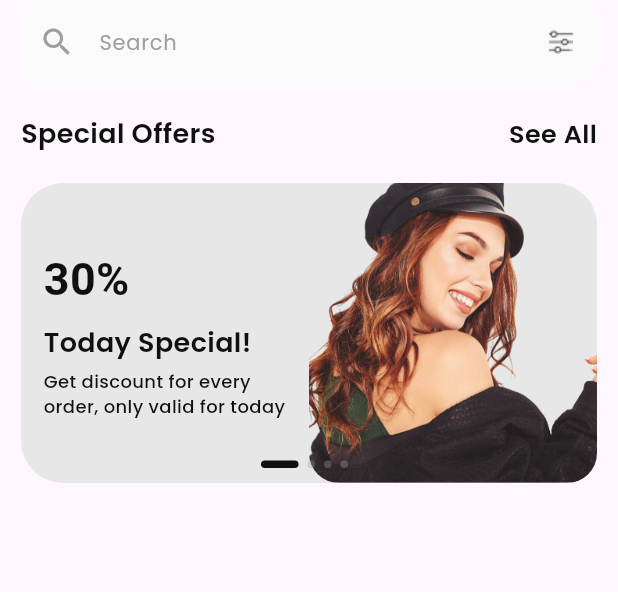
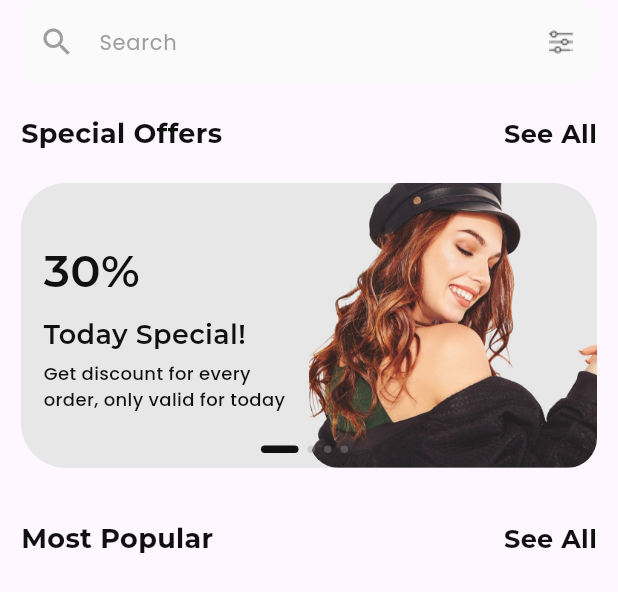
Before and after one commit to Aman-Singh-Rawat/E-Commerce-App, a Flutter app: the HomeBody widget shown alone on an empty page, opened directly, on a phone screen of 412 x 824 dp. Shown: the top 592 px of the screen. Run offline on Flutter 3.47's test engine with Material 3 defaults, Android fonts, the phone set to English and light mode, and no system bars; drawn by our look-alikes of carousel_slider; our stand-ins replace flutter_svg, google_fonts, intl_phone_field.

Commit message:
divide widgets

```diff
--- a/lib/ui/screens/home/home_body.dart
+++ b/lib/ui/screens/home/home_body.dart
@@ -1,10 +1,7 @@
-import 'package:carousel_slider/carousel_slider.dart';
 import 'package:flutter/material.dart';
-import 'package:google_fonts/google_fonts.dart';
-import 'package:shoesy/utils/converters.dart';
-import 'package:shoesy/utils/fill_profile_property.dart';
-
-import '../../../utils/profile_enum.dart';
+import 'package:shoesy/ui/widgets/home_offer.dart';
+import 'package:shoesy/ui/widgets/search_view.dart';
+import 'package:shoesy/ui/widgets/section_header.dart';
 
 class HomeBody extends StatefulWidget {
   const HomeBody({super.key});
@@ -14,25 +11,6 @@ class HomeBody extends StatefulWidget {
 }
 
 class _HomeBodyState extends State<HomeBody> {
-  int _currentPage = 0;
-
-  AnimatedContainer _buildDots({int? index}) {
-    return AnimatedContainer(
-      duration: const Duration(milliseconds: 200),
-      decoration: BoxDecoration(
-        borderRadius: const BorderRadius.all(
-          Radius.circular(50),
-        ),
-        color: _currentPage == index
-            ? const Color(0xFF101010)
-            : Colors.grey.withAlpha(90),
-      ),
-      margin: const EdgeInsets.only(right: 6),
-      height: 5,
-      curve: Curves.easeIn,
-      width: _currentPage == index ? 25 : 5,
-    );
-  }
 
   @override
   Widget build(BuildContext context) {
@@ -43,139 +21,21 @@ class _HomeBodyState extends State<HomeBody> {
             padding: const EdgeInsets.symmetric(horizontal: 14),
             child: Column(
               children: [
-                TextFormField(
-                  decoration: textFieldDecoration.copyWith(
-                    hintText: "Search",
-                    prefixIcon: const Icon(
-                      Icons.search,
-                      color: Colors.grey,
-                    ),
-                    suffixIcon: IconButton(
-                      onPressed: () {},
-                      icon: Image.asset("assets/images/img_filter.png"),
-                    ),
-                  ),
-                ),
+                const SearchView(),
                 const SizedBox(height: 20),
-                Row(
-                  mainAxisAlignment: MainAxisAlignment.spaceBetween,
-                  children: [
-                    Text(
-                      "Special Offers",
-                      style: GoogleFonts.poppins(
-                        color: const Color(0xFF101010),
-                        fontWeight: FontWeight.w600,
-                        fontSize: 18,
-                      ),
-                    ),
-                    InkWell(
-                      onTap: () {},
-                      child: Text(
-                        "See All",
-                        style: GoogleFonts.poppins(
-                          color: const Color(0xFF101010),
-                          fontWeight: FontWeight.w600,
-                          fontSize: 17,
-                        ),
-                      ),
-                    )
-                  ],
-                ),
+                SectionHeader(sectionTitle: "Special Offers", onTextClicked: () {}),
                 const SizedBox(height: 20),
               ],
             ),
           ),
-          CarouselSlider(
-            items: offersList.map(
-              (offer) {
-                return Stack(
-                  children: [
-                    Container(
-                      margin: const EdgeInsets.symmetric(horizontal: 14),
-                      decoration: BoxDecoration(
-                        color: const Color(0xFFE7E7E7),
-                        borderRadius: BorderRadius.circular(28),
-                      ),
-                      child: Row(
-                        mainAxisAlignment: MainAxisAlignment.center,
-                        children: [
-                          Expanded(
-                            flex: 2,
-                            child: Padding(
-                              padding: const EdgeInsets.all(15),
-                              child: Column(
-                                mainAxisAlignment: MainAxisAlignment.center,
-                                crossAxisAlignment: CrossAxisAlignment.start,
-                                children: [
-                                  Text(
-                                    offer[Offers.offerDiscount] ?? '',
-                                    style: GoogleFonts.roboto(
-                                      color: const Color(0xFF101010),
-                                      fontSize: 30,
-                                      fontWeight: FontWeight.bold,
-                                    ),
-                                  ),
-                                  const SizedBox(height: 8),
-                                  Text(
-                                    offer[Offers.offerTitle] ?? '',
-                                    style: GoogleFonts.poppins(
-                                      color: const Color(0xFF101010),
-                                      fontSize: 18,
-                                      fontWeight: FontWeight.w600,
-                                    ),
-                                  ),
-                                  const SizedBox(height: 4),
-                                  Text(
-                                    offer[Offers.offerSubtitle] ?? '',
-                                    style: GoogleFonts.poppins(
-                                      color: const Color(0xFF101010),
-                                      fontWeight: FontWeight.w500,
-                                      fontSize: 12,
-                                    ),
-                                  ),
-                                ],
-                              ),
-                            ),
-                          ),
-                          Expanded(
-                            flex: 2,
-                            child: ClipRRect(
-                              borderRadius: BorderRadius.circular(20),
-                              child: Image.asset(
-                                width: double.infinity,
-                                height: double.infinity,
-                                offer[Offers.offerImage]!,
-                                fit: BoxFit.cover,
-                              ),
-                            ),
-                          )
-                        ],
-                      ),
-                    ),
-                    Align(
-                      alignment: Alignment.bottomCenter,
-                      child: Padding(
-                        padding: const EdgeInsets.only(bottom: 10),
-                        child: Row(
-                          mainAxisAlignment: MainAxisAlignment.center,
-                          children: List.generate(
-                            4,
-                            (listIndex) => _buildDots(index: listIndex),
-                          ),
-                        ),
-                      ),
-                    )
-                  ],
-                );
-              },
-            ).toList(),
-            options: CarouselOptions(
-              height: 200,
-              autoPlay: true,
-              onPageChanged: (index, reason) => setState(() {
-                _currentPage = index;
-              }),
-              viewportFraction: 1.0,
+          const HomeOffer(),
+          const SizedBox(height: 20),
+          Padding(
+            padding: const EdgeInsets.all(14),
+            child: Column(
+              children: [
+                SectionHeader(sectionTitle: "Most Popular", onTextClicked: () {}),
+              ],
             ),
           )
         ],
--- a/lib/ui/screens/home/home_screen.dart
+++ b/lib/ui/screens/home/home_screen.dart
@@ -29,8 +29,9 @@ class HomeScreen extends StatelessWidget {
                 children: [
                   Text(
                     "$getGreeting 👋",
-                    style: GoogleFonts.poppins(
+                    style: GoogleFonts.montserrat(
                       color: const Color(0xFF101010),
+                      fontWeight: FontWeight.w500,
                       fontSize: 15,
                     ),
                   ),
@@ -39,9 +40,9 @@ class HomeScreen extends StatelessWidget {
                     "Andrew Ainsley",
                     overflow: TextOverflow.ellipsis,
                     maxLines: 1,
-                    style: GoogleFonts.poppins(
+                    style: GoogleFonts.montserrat(
                       color: const Color(0xFF101010),
-                      fontWeight: FontWeight.w600,
+                      fontWeight: FontWeight.bold,
                       fontSize: 17,
                     ),
                   ),
--- /dev/null
+++ b/lib/ui/widgets/home_offer.dart
@@ -0,0 +1,136 @@
+import 'package:carousel_slider/carousel_slider.dart';
+import 'package:flutter/material.dart';
+import 'package:google_fonts/google_fonts.dart';
+
+import '../../utils/fill_profile_property.dart';
+import '../../utils/profile_enum.dart';
+
+class HomeOffer extends StatefulWidget {
+  const HomeOffer({super.key});
+
+  @override
+  State<HomeOffer> createState() => _HomeOffer();
+}
+
+class _HomeOffer extends State<HomeOffer> {
+  int _currentPage = 0;
+
+  AnimatedContainer _buildDots({int? index}) {
+    return AnimatedContainer(
+      duration: const Duration(milliseconds: 200),
+      decoration: BoxDecoration(
+        borderRadius: const BorderRadius.all(
+          Radius.circular(50),
+        ),
+        color: _currentPage == index
+            ? const Color(0xFF101010)
+            : Colors.grey.withAlpha(90),
+      ),
+      margin: const EdgeInsets.only(right: 6),
+      height: 5,
+      curve: Curves.easeIn,
+      width: _currentPage == index ? 25 : 5,
+    );
+  }
+
+  @override
+  Widget build(BuildContext context) {
+    return CarouselSlider(
+      items: offersList.map(
+            (offer) {
+          return Stack(
+            children: [
+              Container(
+                margin: const EdgeInsets.symmetric(horizontal: 14),
+                decoration: BoxDecoration(
+                  color: const Color(0xFFE7E7E7),
+                  borderRadius: BorderRadius.circular(30),
+                ),
+                child: Row(
+                  mainAxisAlignment: MainAxisAlignment.center,
+                  children: [
+                    Expanded(
+                      flex: 2,
+                      child: Padding(
+                        padding: const EdgeInsets.all(15),
+                        child: SingleChildScrollView(
+                          child: Column(
+                            mainAxisAlignment: MainAxisAlignment.center,
+                            crossAxisAlignment: CrossAxisAlignment.start,
+                            children: [
+                              Text(
+                                offer[Offers.offerDiscount] ?? '',
+                                style: GoogleFonts.montserrat(
+                                  color: const Color(0xFF101010),
+                                  fontSize: 30,
+                                  fontWeight: FontWeight.w600,
+                                ),
+                              ),
+                              const SizedBox(height: 8),
+                              Text(
+                                offer[Offers.offerTitle] ?? '',
+                                style: GoogleFonts.montserrat(
+                                  color: const Color(0xFF101010),
+                                  fontSize: 18,
+                                  fontWeight: FontWeight.w600,
+                                ),
+                              ),
+                              const SizedBox(height: 4),
+                              Text(
+                                offer[Offers.offerSubtitle] ?? '',
+                                maxLines: 3,
+                                overflow: TextOverflow.ellipsis,
+                                style: GoogleFonts.poppins(
+                                  color: const Color(0xFF101010),
+                                  fontWeight: FontWeight.w500,
+                                  fontSize: 12,
+                                ),
+                              ),
+                            ],
+                          ),
+                        ),
+                      ),
+                    ),
+                    Expanded(
+                      flex: 2,
+                      child: ClipRRect(
+                        borderRadius: BorderRadius.circular(20),
+                        child: Image.asset(
+                          width: double.infinity,
+                          height: double.infinity,
+                          offer[Offers.offerImage]!,
+                          fit: BoxFit.cover,
+                        ),
+                      ),
+                    )
+                  ],
+                ),
+              ),
+              Align(
+                alignment: Alignment.bottomCenter,
+                child: Padding(
+                  padding: const EdgeInsets.only(bottom: 10),
+                  child: Row(
+                    mainAxisAlignment: MainAxisAlignment.center,
+                    children: List.generate(
+                      4,
+                          (listIndex) => _buildDots(index: listIndex),
+                    ),
+                  ),
+                ),
+              )
+            ],
+          );
+        },
+      ).toList(),
+      options: CarouselOptions(
+        height: 190,
+        autoPlay: true,
+        onPageChanged: (index, reason) => setState(() {
+          _currentPage = index;
+        }),
+        viewportFraction: 1.0,
+      ),
+    );
+  }
+}
--- /dev/null
+++ b/lib/ui/widgets/search_view.dart
@@ -0,0 +1,26 @@
+import 'package:flutter/material.dart';
+
+import '../../utils/converters.dart';
+
+class SearchView extends StatelessWidget {
+  const SearchView({super.key});
+
+  get offer => null;
+
+  @override
+  Widget build(BuildContext context) {
+    return TextFormField(
+      decoration: textFieldDecoration.copyWith(
+        hintText: "Search",
+        prefixIcon: const Icon(
+          Icons.search,
+          color: Colors.grey,
+        ),
+        suffixIcon: IconButton(
+          onPressed: () {},
+          icon: Image.asset("assets/images/img_filter.png"),
+        ),
+      ),
+    );
+  }
+}
--- /dev/null
+++ b/lib/ui/widgets/section_header.dart
@@ -0,0 +1,41 @@
+import 'package:flutter/material.dart';
+import 'package:google_fonts/google_fonts.dart';
+
+class SectionHeader extends StatelessWidget {
+  const SectionHeader({
+    super.key,
+    required this.sectionTitle,
+    required this.onTextClicked,
+  });
+
+  final String sectionTitle;
+  final VoidCallback onTextClicked;
+
+  @override
+  Widget build(BuildContext context) {
+    return Row(
+      mainAxisAlignment: MainAxisAlignment.spaceBetween,
+      children: [
+        Text(
+          sectionTitle,
+          style: GoogleFonts.montserrat(
+            color: const Color(0xFF101010),
+            fontWeight: FontWeight.bold,
+            fontSize: 18,
+          ),
+        ),
+        InkWell(
+          onTap: onTextClicked,
+          child: Text(
+            "See All",
+            style: GoogleFonts.montserrat(
+              color: const Color(0xFF101010),
+              fontWeight: FontWeight.bold,
+              fontSize: 17,
+            ),
+          ),
+        )
+      ],
+    );
+  }
+}
```
